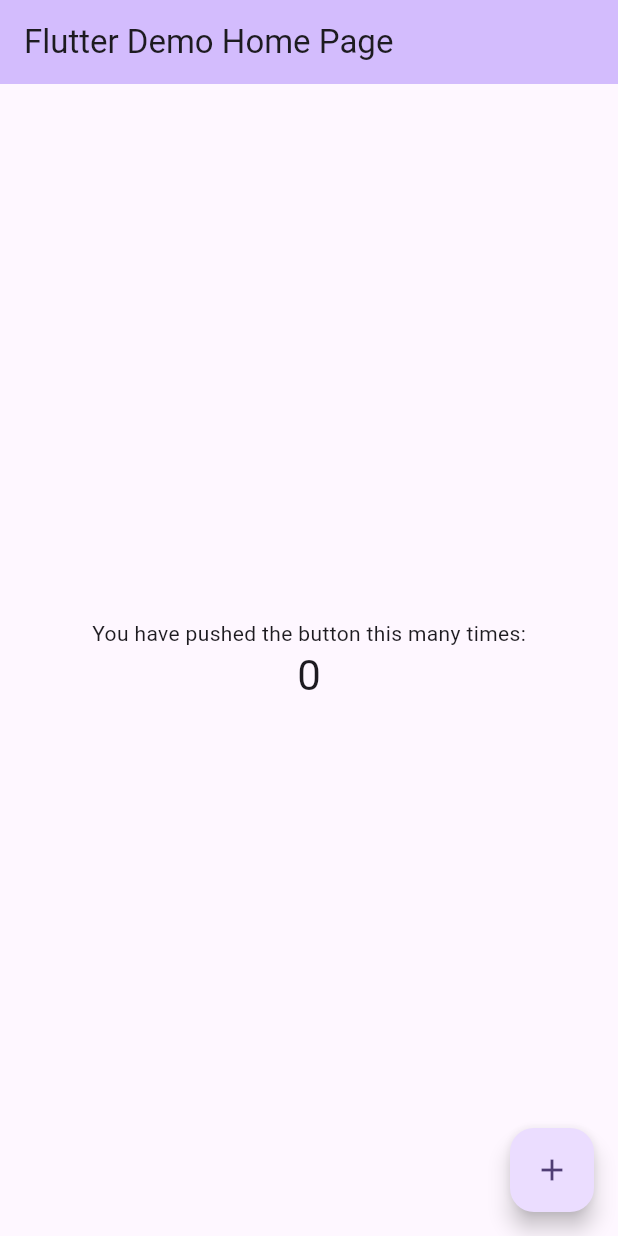
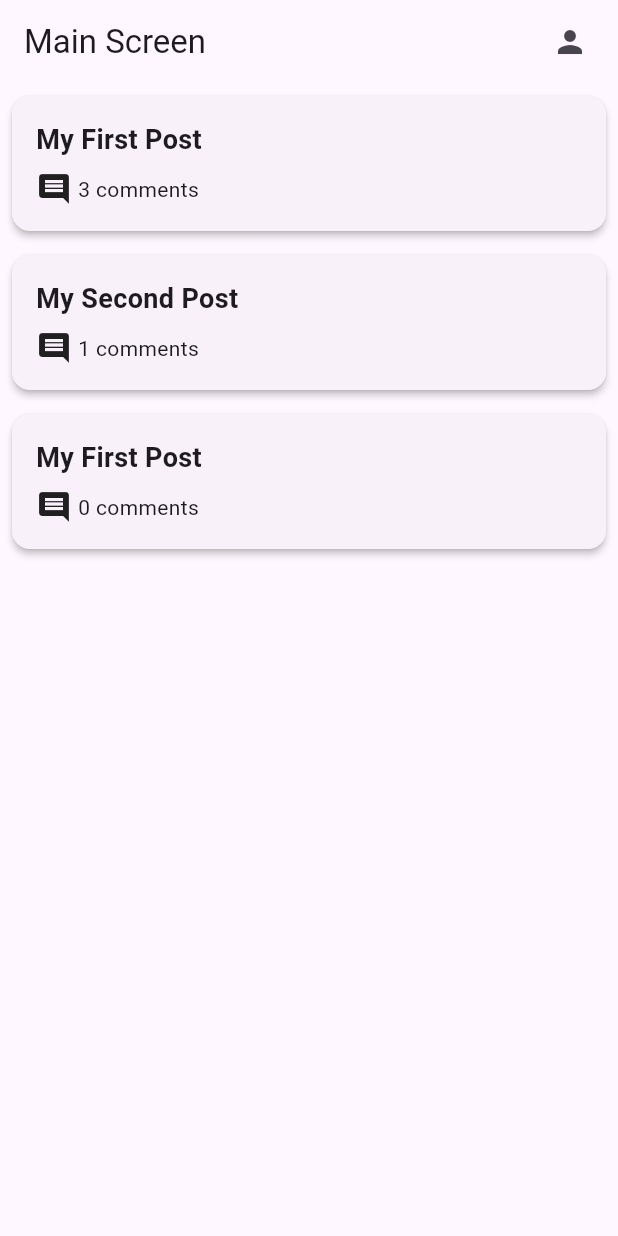
Before and after one commit to Hahnstrong/MockCouch, a Flutter app: the screen it shows after launch, on a phone screen of 412 x 824 dp. Run offline on Flutter 3.47's test engine with Material 3 defaults, Android fonts, the phone set to English and light mode, and no system bars.

Commit message:
example api call, posts service, added detail screen and profile screen

```diff
--- a/mock_couch/lib/main.dart
+++ b/mock_couch/lib/main.dart
@@ -1,4 +1,7 @@
+// ignore_for_file: prefer_const_constructors
+
 import 'package:flutter/material.dart';
+import 'package:mock_couch/screens/mock_base_screen.dart';
 
 void main() {
   runApp(const MyApp());
@@ -7,119 +10,15 @@
 class MyApp extends StatelessWidget {
   const MyApp({super.key});
 
-  // This widget is the root of your application.
   @override
   Widget build(BuildContext context) {
     return MaterialApp(
       title: 'Flutter Demo',
       theme: ThemeData(
-        // This is the theme of your application.
-        //
-        // TRY THIS: Try running your application with "flutter run". You'll see
-        // the application has a purple toolbar. Then, without quitting the app,
-        // try changing the seedColor in the colorScheme below to Colors.green
-        // and then invoke "hot reload" (save your changes or press the "hot
-        // reload" button in a Flutter-supported IDE, or press "r" if you used
-        // the command line to start the app).
-        //
-        // Notice that the counter didn't reset back to zero; the application
-        // state is not lost during the reload. To reset the state, use hot
-        // restart instead.
-        //
-        // This works for code too, not just values: Most code changes can be
-        // tested with just a hot reload.
         colorScheme: ColorScheme.fromSeed(seedColor: Colors.deepPurple),
         useMaterial3: true,
       ),
-      home: const MyHomePage(title: 'Flutter Demo Home Page'),
+      home: MockBaseScreen(),
     );
   }
 }
-
-class MyHomePage extends StatefulWidget {
-  const MyHomePage({super.key, required this.title});
-
-  // This widget is the home page of your application. It is stateful, meaning
-  // that it has a State object (defined below) that contains fields that affect
-  // how it looks.
-
-  // This class is the configuration for the state. It holds the values (in this
-  // case the title) provided by the parent (in this case the App widget) and
-  // used by the build method of the State. Fields in a Widget subclass are
-  // always marked "final".
-
-  final String title;
-
-  @override
-  State<MyHomePage> createState() => _MyHomePageState();
-}
-
-class _MyHomePageState extends State<MyHomePage> {
-  int _counter = 0;
-
-  void _incrementCounter() {
-    setState(() {
-      // This call to setState tells the Flutter framework that something has
-      // changed in this State, which causes it to rerun the build method below
-      // so that the display can reflect the updated values. If we changed
-      // _counter without calling setState(), then the build method would not be
-      // called again, and so nothing would appear to happen.
-      _counter++;
-    });
-  }
-
-  @override
-  Widget build(BuildContext context) {
-    // This method is rerun every time setState is called, for instance as done
-    // by the _incrementCounter method above.
-    //
-    // The Flutter framework has been optimized to make rerunning build methods
-    // fast, so that you can just rebuild anything that needs updating rather
-    // than having to individually change instances of widgets.
-    return Scaffold(
-      appBar: AppBar(
-        // TRY THIS: Try changing the color here to a specific color (to
-        // Colors.amber, perhaps?) and trigger a hot reload to see the AppBar
-        // change color while the other colors stay the same.
-        backgroundColor: Theme.of(context).colorScheme.inversePrimary,
-        // Here we take the value from the MyHomePage object that was created by
-        // the App.build method, and use it to set our appbar title.
-        title: Text(widget.title),
-      ),
-      body: Center(
-        // Center is a layout widget. It takes a single child and positions it
-        // in the middle of the parent.
-        child: Column(
-          // Column is also a layout widget. It takes a list of children and
-          // arranges them vertically. By default, it sizes itself to fit its
-          // children horizontally, and tries to be as tall as its parent.
-          //
-          // Column has various properties to control how it sizes itself and
-          // how it positions its children. Here we use mainAxisAlignment to
-          // center the children vertically; the main axis here is the vertical
-          // axis because Columns are vertical (the cross axis would be
-          // horizontal).
-          //
-          // TRY THIS: Invoke "debug painting" (choose the "Toggle Debug Paint"
-          // action in the IDE, or press "p" in the console), to see the
-          // wireframe for each widget.
-          mainAxisAlignment: MainAxisAlignment.center,
-          children: <Widget>[
-            const Text(
-              'You have pushed the button this many times:',
-            ),
-            Text(
-              '$_counter',
-              style: Theme.of(context).textTheme.headlineMedium,
-            ),
-          ],
-        ),
-      ),
-      floatingActionButton: FloatingActionButton(
-        onPressed: _incrementCounter,
-        tooltip: 'Increment',
-        child: const Icon(Icons.add),
-      ), // This trailing comma makes auto-formatting nicer for build methods.
-    );
-  }
-}
--- a/mock_couch/lib/models/mock_post.dart
+++ b/mock_couch/lib/models/mock_post.dart
@@ -3,7 +3,8 @@ class MockPost {
   final String userId;
   final String title;
   final String body;
-  final List<String> commentIds;
+  // should be list of Ids below
+  int commentIds;
 
   MockPost({
     required this.postId,
--- /dev/null
+++ b/mock_couch/lib/screens/mock_base_screen.dart
@@ -0,0 +1,61 @@
+// ignore_for_file: prefer_const_constructors, prefer_const_constructors_in_immutables
+
+import 'package:flutter/material.dart';
+import 'package:mock_couch/models/mock_user.dart';
+import 'package:mock_couch/screens/mock_profile_screen.dart';
+import 'package:mock_couch/widgets/mock_post_list.dart';
+import 'package:mock_couch/services/mock_posts_service.dart';
+
+class MockBaseScreen extends StatefulWidget {
+  const MockBaseScreen({super.key});
+
+  @override
+  State<MockBaseScreen> createState() => _MockBaseScreenState();
+}
+
+class _MockBaseScreenState extends State<MockBaseScreen> {
+  void callGetPosts() {
+    MockPostsServce.getPostsFromFirestore();
+  }
+
+  MockUser callGetUser() {
+    // Should be done on app opening and when profile screen gets refreshed generally
+    MockUser mockCurrentUser = MockUser(id: "1", username: "First User", friendIds: [
+      "2",
+      "3"
+    ]);
+    return mockCurrentUser;
+  }
+
+  @override
+  void initState() {
+    super.initState();
+    callGetPosts();
+  }
+
+  @override
+  Widget build(BuildContext context) {
+    return Scaffold(
+      appBar: AppBar(
+        title: Text('Main Screen'),
+        actions: [
+          Padding(
+            padding: EdgeInsets.only(right: 8.0),
+            child: IconButton(
+              icon: Icon(Icons.person),
+              onPressed: () {
+                Navigator.push(
+                    context,
+                    MaterialPageRoute(
+                        builder: (context) => MockProfileScreen(
+                              mockCurrentUser: callGetUser(),
+                            )));
+              },
+            ),
+          ),
+        ],
+      ),
+      body: MockPostList(),
+    );
+  }
+}
--- /dev/null
+++ b/mock_couch/lib/services/mock_posts_service.dart
@@ -0,0 +1,69 @@
+import 'package:mock_couch/models/mock_post.dart';
+
+class MockPostsServce {
+  static List<MockPost> mockPosts = [];
+
+  static void getPostsFromFirestore() {
+    // Example of if I was using firebase as my actual database. Should be async and a future
+
+    // CollectionReference postsCollection = FirebaseFirestore.instance.collection('posts');
+
+    // try {
+    //   QuerySnapshot querySnapshot = await postsCollection.get();
+
+    //   // Convert the QuerySnapshot to a list of Post objects
+    //   List<MockPost> mockPosts = querySnapshot.docs.map((doc) {
+    //     Map<String, dynamic> data = doc.data() as Map<String, dynamic>;
+    //     return MockPost(
+    //       postId: doc.post_id,
+    //       userId: data['user_id'],
+    //       title: data['title'],
+    //       body: data['body'],
+    //       commentIds: data['commentIds'],
+    //     );
+    //   }).toList();
+
+    //   return mockPosts;
+    // } catch (e) {
+    //   // Handle errors
+    //   print('Error fetching posts: $e');
+    //   throw Exception('Failed to load mockPosts');
+    // }
+
+    List<MockPost> getPosts() {
+      var mockPost1 = MockPost(
+        postId: "1",
+        userId: "2",
+        title: "My First Post",
+        body: "The body of my first post, and I am the second user.",
+        commentIds: 3,
+      );
+      var mockPost2 = MockPost(
+        postId: "2",
+        userId: "2",
+        title: "My Second Post",
+        body: "The body of my second post, and I am the second user.",
+        commentIds: 1,
+      );
+      var mockPost3 = MockPost(
+        postId: "3",
+        userId: "3",
+        title: "My First Post",
+        body: "The body of my first post, but I am the third user.",
+        commentIds: 0,
+      );
+
+      return [
+        mockPost1,
+        mockPost2,
+        mockPost3
+      ];
+    }
+
+    mockPosts = getPosts();
+  }
+
+  static int getLength() {
+    return mockPosts.length;
+  }
+}
--- /dev/null
+++ b/mock_couch/lib/widgets/mock_post_card.dart
@@ -0,0 +1,67 @@
+// ignore_for_file: prefer_const_constructors_in_immutables, library_private_types_in_public_api, prefer_const_constructors
+
+import 'package:flutter/material.dart';
+import 'package:mock_couch/screens/mock_post_detail_screen.dart';
+import 'package:mock_couch/services/mock_posts_service.dart';
+
+class MockPostCard extends StatefulWidget {
+  final int postIndex;
+
+  MockPostCard({
+    super.key,
+    required this.postIndex,
+  });
+
+  @override
+  _MockPostCardState createState() => _MockPostCardState();
+}
+
+class _MockPostCardState extends State<MockPostCard> {
+  @override
+  void initState() {
+    super.initState();
+  }
+
+  void _incrementCommentCount() {
+    setState(() {
+      MockPostsServce.mockPosts[widget.postIndex].commentIds++;
+    });
+  }
+
+  @override
+  Widget build(BuildContext context) {
+    return GestureDetector(
+      onTap: () => Navigator.push(context, MaterialPageRoute(builder: (context) => MockPostDetailScreen(postIndex: widget.postIndex))),
+      child: Card(
+        elevation: 2.0,
+        margin: EdgeInsets.all(8.0),
+        child: Padding(
+          padding: const EdgeInsets.all(16.0),
+          child: Column(
+            crossAxisAlignment: CrossAxisAlignment.start,
+            children: [
+              Text(
+                MockPostsServce.mockPosts[widget.postIndex].title,
+                style: TextStyle(
+                  fontSize: 18.0,
+                  fontWeight: FontWeight.bold,
+                ),
+              ),
+              SizedBox(height: 8.0),
+              Row(
+                children: [
+                  GestureDetector(
+                    onTap: _incrementCommentCount,
+                    child: Icon(Icons.comment),
+                  ),
+                  SizedBox(width: 4.0),
+                  Text('${MockPostsServce.mockPosts[widget.postIndex].commentIds} comments'),
+                ],
+              ),
+            ],
+          ),
+        ),
+      ),
+    );
+  }
+}
--- /dev/null
+++ b/mock_couch/lib/widgets/mock_post_list.dart
@@ -0,0 +1,17 @@
+// ignore_for_file: prefer_const_constructors, use_key_in_widget_constructors
+
+import 'package:flutter/material.dart';
+import 'package:mock_couch/services/mock_posts_service.dart';
+import 'package:mock_couch/widgets/mock_post_card.dart';
+
+class MockPostList extends StatelessWidget {
+  @override
+  Widget build(BuildContext context) {
+    return ListView.builder(
+      itemCount: MockPostsServce.getLength(),
+      itemBuilder: (context, index) {
+        return MockPostCard(postIndex: index);
+      },
+    );
+  }
+}
```
Also changed, not shown: mock_couch/lib/screens/mock_post_detail_screen.dart (added, +51 -0 lines), mock_couch/lib/screens/mock_profile_screen.dart (added, +22 -0 lines).
